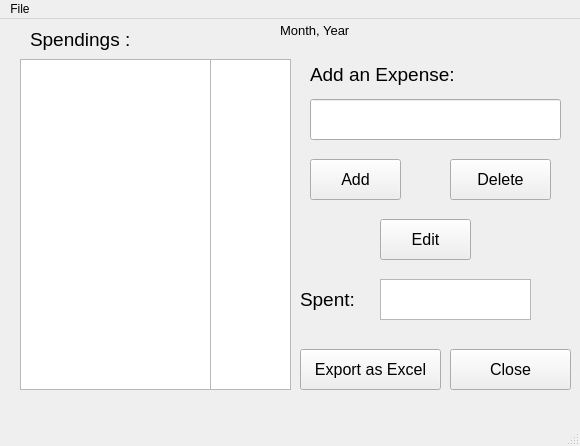
Before: the Qt Designer form design.ui in karry-cpp/ExpenseManager, drawn with Qt 5.
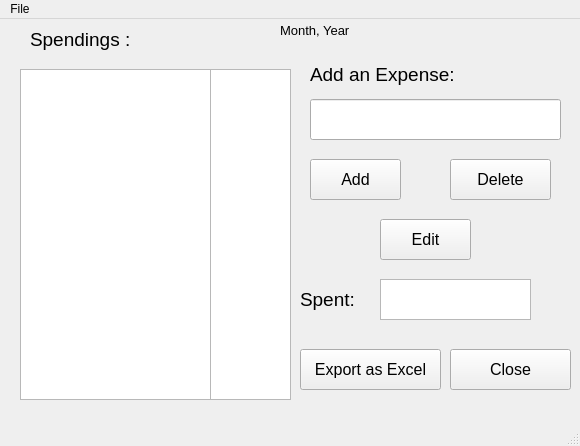
After: the same form once the commit is applied.

Commit message: added Edit button with few previous fixed

```diff
--- a/design.ui
+++ b/design.ui
@@ -165,7 +165,7 @@
     <property name="geometry">
      <rect>
       <x>20</x>
-      <y>40</y>
+      <y>50</y>
       <width>191</width>
       <height>331</height>
      </rect>
@@ -186,7 +186,7 @@
     <property name="geometry">
      <rect>
       <x>210</x>
-      <y>40</y>
+      <y>50</y>
       <width>81</width>
       <height>331</height>
      </rect>
```
Left out of the diff: 2 changed lines with no effect on the pictures. The commit also changes 3 other files.
